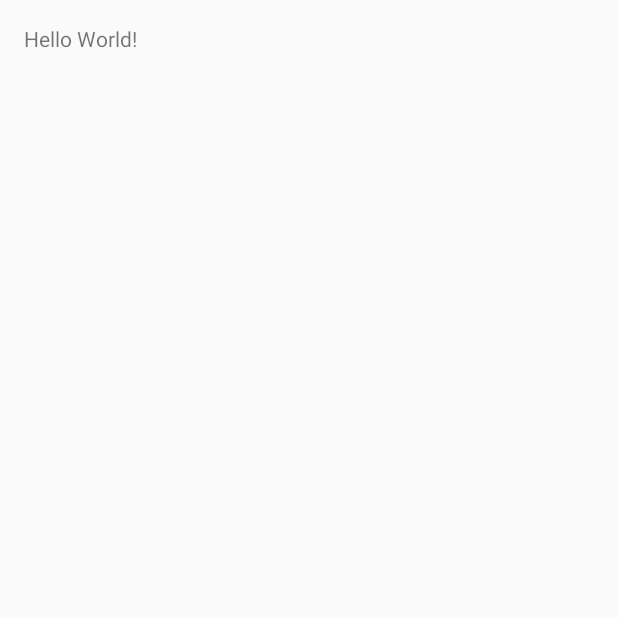
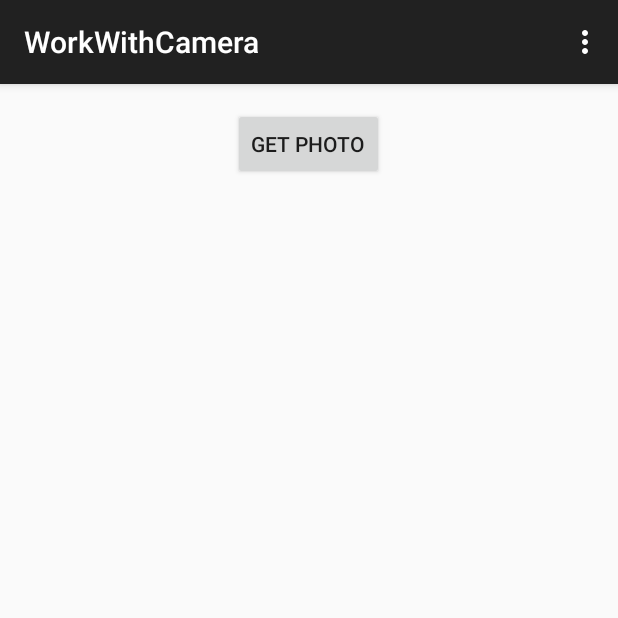
Before and after one commit to labaks/testProject, an Android app: the screen it shows after launch (MainActivity), on a phone screen of 412 x 824 dp, the top half of it. Before the commit the part shown is almost empty. Run offline under Robolectric (Android 15) with nearby library versions, the light colour scheme and no system bars.

Commit message:
init workWithCamera project

```diff
--- a/app/build.gradle
+++ b/app/build.gradle
@@ -5,7 +5,7 @@ android {
     buildToolsVersion "23.0.2"
 
     defaultConfig {
-        applicationId "labaks.testproject"
+        applicationId "labaks.workwithcamera"
         minSdkVersion 9
         targetSdkVersion 23
         versionCode 1
--- a/app/src/main/AndroidManifest.xml
+++ b/app/src/main/AndroidManifest.xml
@@ -1,17 +1,15 @@
 <?xml version="1.0" encoding="utf-8"?>
 <manifest xmlns:android="http://schemas.android.com/apk/res/android"
-    package="labaks.testproject">
+    package="labaks.workwithcamera">
 
     <application
         android:allowBackup="true"
         android:icon="@mipmap/ic_launcher"
         android:label="@string/app_name"
-        android:supportsRtl="true"
         android:theme="@style/AppTheme">
         <activity
             android:name=".MainActivity"
-            android:label="@string/app_name"
-            android:theme="@style/AppTheme.NoActionBar">
+            android:label="@string/app_name">
             <intent-filter>
                 <action android:name="android.intent.action.MAIN" />
 
--- a/app/src/main/java/labaks/testproject/MainActivity.java
+++ /dev/null
@@ -1,41 +0,0 @@
-package labaks.testproject;
-
-import android.os.Bundle;
-import android.support.design.widget.FloatingActionButton;
-import android.support.design.widget.Snackbar;
-import android.support.v7.app.AppCompatActivity;
-import android.support.v7.widget.Toolbar;
-import android.view.View;
-import android.view.Menu;
-import android.view.MenuItem;
-
-public class MainActivity extends AppCompatActivity {
-
-    @Override
-    protected void onCreate(Bundle savedInstanceState) {
-        super.onCreate(savedInstanceState);
-        setContentView(R.layout.activity_main);
-    }
-
-    @Override
-    public boolean onCreateOptionsMenu(Menu menu) {
-        // Inflate the menu; this adds items to the action bar if it is present.
-        getMenuInflater().inflate(R.menu.menu_main, menu);
-        return true;
-    }
-
-    @Override
-    public boolean onOptionsItemSelected(MenuItem item) {
-        // Handle action bar item clicks here. The action bar will
-        // automatically handle clicks on the Home/Up button, so long
-        // as you specify a parent activity in AndroidManifest.xml.
-        int id = item.getItemId();
-
-        //noinspection SimplifiableIfStatement
-        if (id == R.id.action_settings) {
-            return true;
-        }
-
-        return super.onOptionsItemSelected(item);
-    }
-}
--- a/app/src/main/res/layout/activity_main.xml
+++ b/app/src/main/res/layout/activity_main.xml
@@ -1,16 +1,27 @@
-<?xml version="1.0" encoding="utf-8"?>
-<RelativeLayout xmlns:android="http://schemas.android.com/apk/res/android"
+<LinearLayout xmlns:android="http://schemas.android.com/apk/res/android"
     xmlns:tools="http://schemas.android.com/tools"
     android:layout_width="match_parent"
     android:layout_height="match_parent"
+    android:orientation="vertical"
     android:paddingBottom="@dimen/activity_vertical_margin"
     android:paddingLeft="@dimen/activity_horizontal_margin"
     android:paddingRight="@dimen/activity_horizontal_margin"
     android:paddingTop="@dimen/activity_vertical_margin"
-    tools:context="labaks.testproject.MainActivity">
+    tools:context=".MainActivity">
 
-    <TextView
+    <Button
+        android:id="@+id/button"
         android:layout_width="wrap_content"
         android:layout_height="wrap_content"
-        android:text="Hello World!" />
-</RelativeLayout>
+        android:layout_gravity="center"
+        android:onClick="onClick"
+        android:text="@string/get_photo" />
+
+    <ImageView
+        android:id="@+id/imageView"
+        android:layout_width="wrap_content"
+        android:layout_height="wrap_content"
+        android:layout_below="@+id/button"
+        android:layout_gravity="center" />
+
+</LinearLayout>
--- a/app/src/main/res/menu/menu_main.xml
+++ b/app/src/main/res/menu/menu_main.xml
@@ -1,7 +1,7 @@
 <menu xmlns:android="http://schemas.android.com/apk/res/android"
     xmlns:app="http://schemas.android.com/apk/res-auto"
     xmlns:tools="http://schemas.android.com/tools"
-    tools:context="labaks.testproject.MainActivity">
+    tools:context=".MainActivity">
     <item
         android:id="@+id/action_settings"
         android:orderInCategory="100"
--- a/app/src/main/res/values-v21/styles.xml
+++ /dev/null
@@ -1,9 +0,0 @@
-<resources>>
-
-    <style name="AppTheme.NoActionBar">
-        <item name="windowActionBar">false</item>
-        <item name="windowNoTitle">true</item>
-        <item name="android:windowDrawsSystemBarBackgrounds">true</item>
-        <item name="android:statusBarColor">@android:color/transparent</item>
-    </style>
-</resources>
--- a/app/src/main/res/values/colors.xml
+++ /dev/null
@@ -1,6 +0,0 @@
-<?xml version="1.0" encoding="utf-8"?>
-<resources>
-    <color name="colorPrimary">#3F51B5</color>
-    <color name="colorPrimaryDark">#303F9F</color>
-    <color name="colorAccent">#FF4081</color>
-</resources>
--- a/app/src/main/res/values/dimens.xml
+++ b/app/src/main/res/values/dimens.xml
@@ -2,5 +2,4 @@
     <!-- Default screen margins, per the Android Design guidelines. -->
     <dimen name="activity_horizontal_margin">16dp</dimen>
     <dimen name="activity_vertical_margin">16dp</dimen>
-    <dimen name="fab_margin">16dp</dimen>
 </resources>
--- a/app/src/main/res/values/strings.xml
+++ b/app/src/main/res/values/strings.xml
@@ -1,4 +1,7 @@
 <resources>
-    <string name="app_name">testProject</string>
+    <string name="app_name">WorkWithCamera</string>
+
+    <string name="hello_world">Hello world!</string>
     <string name="action_settings">Settings</string>
+    <string name="get_photo">Get photo</string>
 </resources>
--- a/app/src/main/res/values/styles.xml
+++ b/app/src/main/res/values/styles.xml
@@ -3,18 +3,6 @@
     <!-- Base application theme. -->
     <style name="AppTheme" parent="Theme.AppCompat.Light.DarkActionBar">
         <!-- Customize your theme here. -->
-        <item name="colorPrimary">@color/colorPrimary</item>
-        <item name="colorPrimaryDark">@color/colorPrimaryDark</item>
-        <item name="colorAccent">@color/colorAccent</item>
     </style>
 
-    <style name="AppTheme.NoActionBar">
-        <item name="windowActionBar">false</item>
-        <item name="windowNoTitle">true</item>
-    </style>
-
-    <style name="AppTheme.AppBarOverlay" parent="ThemeOverlay.AppCompat.Dark.ActionBar" />
-
-    <style name="AppTheme.PopupOverlay" parent="ThemeOverlay.AppCompat.Light" />
-
 </resources>
```
Also changed, not shown: app/src/main/java/labaks/workwithcamera/MainActivity.java (added, +95 -0 lines), app/src/main/res/mipmap-hdpi/ic_launcher.png, app/src/main/res/mipmap-mdpi/ic_launcher.png, app/src/main/res/mipmap-xhdpi/ic_launcher.png, app/src/main/res/mipmap-xxhdpi/ic_launcher.png, app/src/main/res/mipmap-xxxhdpi/ic_launcher.png, 3 other files.
